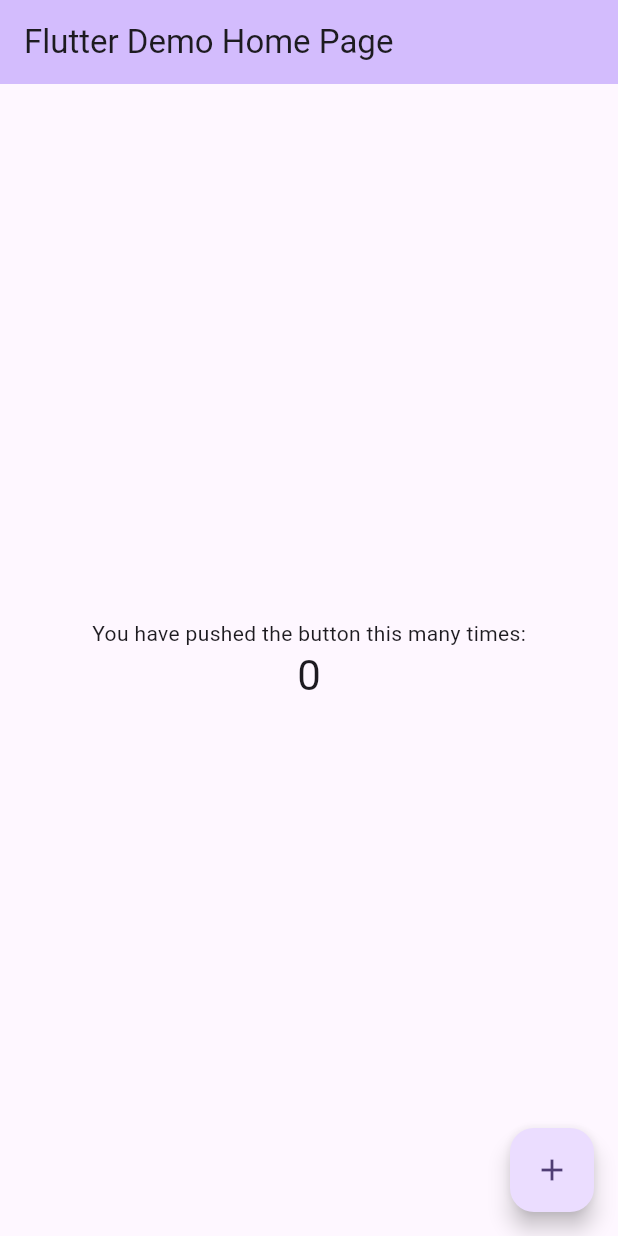
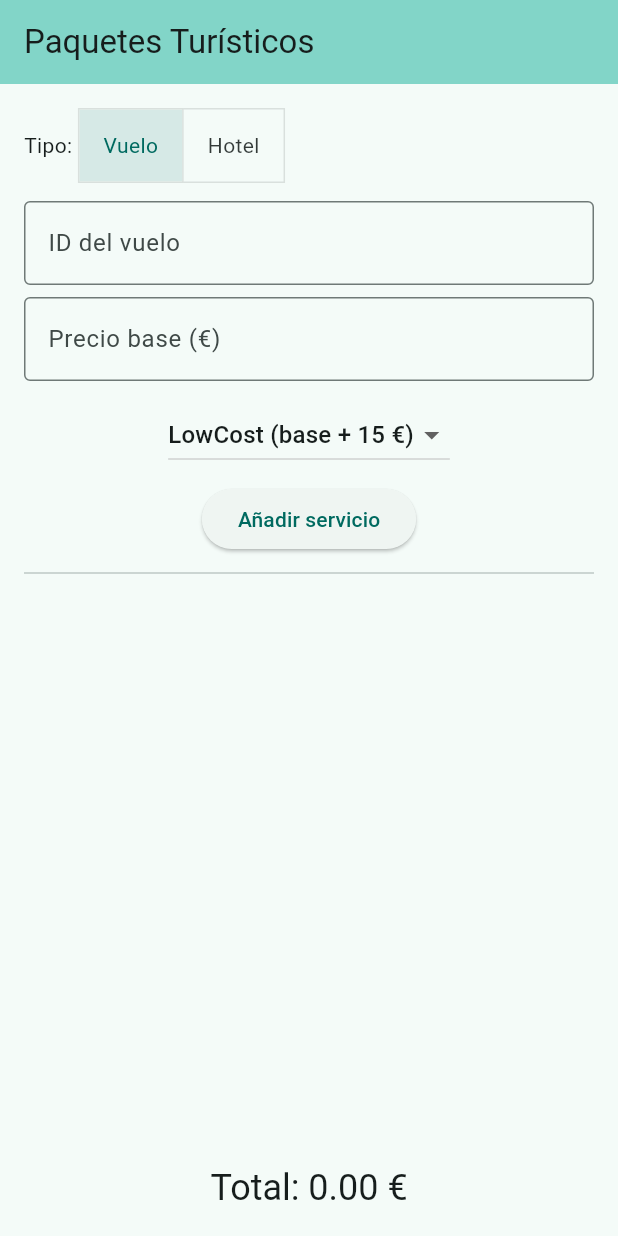
Before and after one commit to Gerardoo280/Practicas_DS, a Flutter app: the screen it shows after launch, on a phone screen of 412 x 824 dp. Run offline on Flutter 3.47's test engine with Material 3 defaults, Android fonts, the phone set to English and light mode, and no system bars; our stand-ins replace google_generative_ai.

Commit message:
Creacion de la logica

```diff
--- /dev/null
+++ b/p3/lib/Servicioturistico/Hotel.dart
@@ -0,0 +1,22 @@
+import 'Servicioturistico.dart';
+import 'PoliticaHotel.dart';
+
+class Hotel implements Servicioturistico{
+  final String nombre;
+  final double precioNoche;
+  final int noches;
+  PoliticaHotel politica;
+
+  Hotel({
+    required this.nombre,
+    required this.precioNoche,
+    required this.noches,
+    required this.politica,
+  });
+
+
+  @override
+  double getPrecio() {
+    return politica.calcular(precioNoche, noches);
+  }
+}
--- /dev/null
+++ b/p3/lib/Servicioturistico/Paquete.dart
@@ -0,0 +1,25 @@
+import 'Servicioturistico.dart';
+
+class Paquete implements Servicioturistico{
+  final String nombre;
+  final List<Servicioturistico> servicios = [];
+
+  Paquete(this.nombre);
+
+  void agregarservicio(Servicioturistico servicio){
+    servicios.add(servicio);
+  }
+
+  void eliminarservicio(Servicioturistico servicio){
+    servicios.remove(servicio);
+  }
+
+  @override
+  double getPrecio() {
+    double suma = 0;
+    for (var s in servicios) {
+      suma += s.getPrecio();
+    }
+    return suma;
+  }
+}
--- /dev/null
+++ b/p3/lib/Servicioturistico/PoliticaHotel.dart
@@ -0,0 +1,3 @@
+abstract interface class PoliticaHotel {
+  double calcular(double precioNoche, int noches);
+}
--- /dev/null
+++ b/p3/lib/Servicioturistico/PoliticaVuelo.dart
@@ -0,0 +1,3 @@
+abstract interface class PoliticaVuelo {
+  double calcular(double base);
+}
--- /dev/null
+++ b/p3/lib/Servicioturistico/Servicioturistico.dart
@@ -0,0 +1,3 @@
+abstract interface class Servicioturistico{
+    double getPrecio();
+}
--- /dev/null
+++ b/p3/lib/Servicioturistico/Soloalojamiento.dart
@@ -0,0 +1,8 @@
+import 'PoliticaHotel.dart';
+
+class Soloalojamiento implements PoliticaHotel{
+  @override
+  double calcular(double precioNoche, int noches) {
+    return precioNoche * noches;
+  }
+}
--- /dev/null
+++ b/p3/lib/Servicioturistico/TarifaBusiness.dart
@@ -0,0 +1,10 @@
+import 'PoliticaVuelo.dart';
+
+class TarifaBusiness implements PoliticaVuelo{
+  static const double multiplicador_adicional = 3.0;
+
+  @override
+  double calcular(double base) {
+    return base * multiplicador_adicional;
+  }
+}
--- /dev/null
+++ b/p3/lib/Servicioturistico/TarifaLowCost.dart
@@ -0,0 +1,10 @@
+import 'PoliticaVuelo.dart';
+
+class TarifaLowCost  implements PoliticaVuelo{
+  static const double coste_adicional = 15.0;
+
+  @override
+  double calcular(double base) {
+    return base + coste_adicional;
+  }
+}
--- /dev/null
+++ b/p3/lib/Servicioturistico/Todoincluido.dart
@@ -0,0 +1,9 @@
+import 'PoliticaHotel.dart';
+
+class Todoincluido implements PoliticaHotel{
+  static const double sumplemento = 50.0;
+  @override
+  double calcular(double precioNoche, int noches) {
+    return (precioNoche+sumplemento) * noches;
+  }
+}
--- /dev/null
+++ b/p3/lib/Servicioturistico/Vuelo.dart
@@ -0,0 +1,19 @@
+import 'Servicioturistico.dart';
+import 'PoliticaVuelo.dart';
+
+class Vuelo implements Servicioturistico{
+  final String id;
+  final double precioBase;
+  PoliticaVuelo politica;
+
+  Vuelo({
+    required this.id,
+    required this.precioBase,
+    required this.politica,
+  });
+
+  @override
+  double getPrecio() {
+    return politica.calcular(precioBase);
+  }
+}
--- a/p3/lib/main.dart
+++ b/p3/lib/main.dart
@@ -1,4 +1,12 @@
 import 'package:flutter/material.dart';
+import 'package:p3/Servicioturistico/Paquete.dart';
+import 'package:p3/Servicioturistico/Vuelo.dart';
+import 'package:p3/Servicioturistico/Hotel.dart';
+import 'package:p3/Servicioturistico/TarifaLowCost.dart';
+import 'package:p3/Servicioturistico/TarifaBusiness.dart';
+import 'package:p3/Servicioturistico/Soloalojamiento.dart';
+import 'package:p3/Servicioturistico/Todoincluido.dart';
+
 
 void main() {
   runApp(const MyApp());
@@ -7,116 +15,214 @@ void main() {
 class MyApp extends StatelessWidget {
   const MyApp({super.key});
 
-  // This widget is the root of your application.
   @override
   Widget build(BuildContext context) {
     return MaterialApp(
-      title: 'Flutter Demo',
+      title: 'Paquetes Turísticos',
       theme: ThemeData(
-        // This is the theme of your application.
-        //
-        // TRY THIS: Try running your application with "flutter run". You'll see
-        // the application has a purple toolbar. Then, without quitting the app,
-        // try changing the seedColor in the colorScheme below to Colors.green
-        // and then invoke "hot reload" (save your changes or press the "hot
-        // reload" button in a Flutter-supported IDE, or press "r" if you used
-        // the command line to start the app).
-        //
-        // Notice that the counter didn't reset back to zero; the application
-        // state is not lost during the reload. To reset the state, use hot
-        // restart instead.
-        //
-        // This works for code too, not just values: Most code changes can be
-        // tested with just a hot reload.
-        colorScheme: .fromSeed(seedColor: Colors.deepPurple),
+        colorScheme: ColorScheme.fromSeed(seedColor: Colors.teal),
       ),
-      home: const MyHomePage(title: 'Flutter Demo Home Page'),
+      home: const MyHomePage(),
     );
   }
 }
 
 class MyHomePage extends StatefulWidget {
-  const MyHomePage({super.key, required this.title});
-
-  // This widget is the home page of your application. It is stateful, meaning
-  // that it has a State object (defined below) that contains fields that affect
-  // how it looks.
-
-  // This class is the configuration for the state. It holds the values (in this
-  // case the title) provided by the parent (in this case the App widget) and
-  // used by the build method of the State. Fields in a Widget subclass are
-  // always marked "final".
-
-  final String title;
+  const MyHomePage({super.key});
 
   @override
   State<MyHomePage> createState() => _MyHomePageState();
 }
 
 class _MyHomePageState extends State<MyHomePage> {
-  int _counter = 0;
+  final Paquete _paquete = Paquete('Mi Paquete');
 
-  void _incrementCounter() {
+  // Campos del formulario
+  final _idCtrl = TextEditingController();
+  final _precioCtrl = TextEditingController();
+  final _nochesCtrl = TextEditingController();
+
+  String _tipoServicio = 'vuelo';    // 'vuelo' o 'hotel'
+  String _politicaVuelo = 'lowcost'; // 'lowcost' o 'business'
+  String _politicaHotel = 'solo';    // 'solo' o 'todo'
+
+  void _agregarServicio() {
+    final texto = _idCtrl.text.trim();
+    final precio = double.tryParse(_precioCtrl.text) ?? 0;
+
+    if (texto.isEmpty || precio <= 0) return;
+
     setState(() {
-      // This call to setState tells the Flutter framework that something has
-      // changed in this State, which causes it to rerun the build method below
-      // so that the display can reflect the updated values. If we changed
-      // _counter without calling setState(), then the build method would not be
-      // called again, and so nothing would appear to happen.
-      _counter++;
+      if (_tipoServicio == 'vuelo') {
+        final politica =
+        _politicaVuelo == 'lowcost' ? TarifaLowCost() : TarifaBusiness();
+        _paquete.agregarservicio(
+          Vuelo(id: texto, precioBase: precio, politica: politica),
+        );
+      } else {
+        final noches = int.tryParse(_nochesCtrl.text) ?? 1;
+        final politica =
+        _politicaHotel == 'solo' ? Soloalojamiento() : Todoincluido();
+        _paquete.agregarservicio(
+          Hotel(nombre: texto, precioNoche: precio, noches: noches, politica: politica),
+        );
+      }
     });
+
+    _idCtrl.clear();
+    _precioCtrl.clear();
+    _nochesCtrl.clear();
   }
 
   @override
   Widget build(BuildContext context) {
-    // This method is rerun every time setState is called, for instance as done
-    // by the _incrementCounter method above.
-    //
-    // The Flutter framework has been optimized to make rerunning build methods
-    // fast, so that you can just rebuild anything that needs updating rather
-    // than having to individually change instances of widgets.
     return Scaffold(
       appBar: AppBar(
-        // TRY THIS: Try changing the color here to a specific color (to
-        // Colors.amber, perhaps?) and trigger a hot reload to see the AppBar
-        // change color while the other colors stay the same.
         backgroundColor: Theme.of(context).colorScheme.inversePrimary,
-        // Here we take the value from the MyHomePage object that was created by
-        // the App.build method, and use it to set our appbar title.
-        title: Text(widget.title),
+        title: const Text('Paquetes Turísticos'),
       ),
-      body: Center(
-        // Center is a layout widget. It takes a single child and positions it
-        // in the middle of the parent.
+      body: Padding(
+        padding: const EdgeInsets.all(16),
         child: Column(
-          // Column is also a layout widget. It takes a list of children and
-          // arranges them vertically. By default, it sizes itself to fit its
-          // children horizontally, and tries to be as tall as its parent.
-          //
-          // Column has various properties to control how it sizes itself and
-          // how it positions its children. Here we use mainAxisAlignment to
-          // center the children vertically; the main axis here is the vertical
-          // axis because Columns are vertical (the cross axis would be
-          // horizontal).
-          //
-          // TRY THIS: Invoke "debug painting" (choose the "Toggle Debug Paint"
-          // action in the IDE, or press "p" in the console), to see the
-          // wireframe for each widget.
-          mainAxisAlignment: .center,
           children: [
-            const Text('You have pushed the button this many times:'),
+            // ── Tipo de servicio ──────────────────────────────────────────
+            Row(
+              children: [
+                const Text('Tipo: '),
+                ToggleButtons(
+                  isSelected: [
+                    _tipoServicio == 'vuelo',
+                    _tipoServicio == 'hotel',
+                  ],
+                  onPressed: (i) => setState(() {
+                    _tipoServicio = i == 0 ? 'vuelo' : 'hotel';
+                  }),
+                  children: const [
+                    Padding(
+                      padding: EdgeInsets.symmetric(horizontal: 16),
+                      child: Text('Vuelo'),
+                    ),
+                    Padding(
+                      padding: EdgeInsets.symmetric(horizontal: 16),
+                      child: Text('Hotel'),
+                    ),
+                  ],
+                ),
+              ],
+            ),
+
+            const SizedBox(height: 12),
+
+            // ── ID / Nombre ───────────────────────────────────────────────
+            TextField(
+              controller: _idCtrl,
+              decoration: InputDecoration(
+                labelText:
+                _tipoServicio == 'vuelo' ? 'ID del vuelo' : 'Nombre del hotel',
+                border: const OutlineInputBorder(),
+              ),
+            ),
+
+            const SizedBox(height: 8),
+
+            // ── Precio ────────────────────────────────────────────────────
+            TextField(
+              controller: _precioCtrl,
+              keyboardType: TextInputType.number,
+              decoration: InputDecoration(
+                labelText: _tipoServicio == 'vuelo'
+                    ? 'Precio base (€)'
+                    : 'Precio por noche (€)',
+                border: const OutlineInputBorder(),
+              ),
+            ),
+
+            // ── Noches (solo hotel) ───────────────────────────────────────
+            if (_tipoServicio == 'hotel') ...[
+              const SizedBox(height: 8),
+              TextField(
+                controller: _nochesCtrl,
+                keyboardType: TextInputType.number,
+                decoration: const InputDecoration(
+                  labelText: 'Número de noches',
+                  border: OutlineInputBorder(),
+                ),
+              ),
+            ],
+
+            const SizedBox(height: 12),
+
+            // ── Política ──────────────────────────────────────────────────
+            if (_tipoServicio == 'vuelo')
+              DropdownButton<String>(
+                value: _politicaVuelo,
+                items: const [
+                  DropdownMenuItem(
+                      value: 'lowcost', child: Text('LowCost (base + 15 €)')),
+                  DropdownMenuItem(
+                      value: 'business', child: Text('Business (base × 1.5)')),
+                ],
+                onChanged: (v) => setState(() => _politicaVuelo = v!),
+              )
+            else
+              DropdownButton<String>(
+                value: _politicaHotel,
+                items: const [
+                  DropdownMenuItem(
+                      value: 'solo', child: Text('Solo Alojamiento')),
+                  DropdownMenuItem(
+                      value: 'todo',
+                      child: Text('Todo Incluido (+30 €/noche)')),
+                ],
+                onChanged: (v) => setState(() => _politicaHotel = v!),
+              ),
+
+            const SizedBox(height: 8),
+
+            // ── Botón añadir ──────────────────────────────────────────────
+            ElevatedButton(
+              onPressed: _agregarServicio,
+              child: const Text('Añadir servicio'),
+            ),
+
+            const Divider(height: 24),
+
+            // ── Lista de servicios ────────────────────────────────────────
+            Expanded(
+              child: ListView.builder(
+                itemCount: _paquete.servicios.length,
+                itemBuilder: (ctx, i) {
+                  final s = _paquete.servicios[i];
+                  final nombre = s is Vuelo
+                      ? 'Vuelo ${s.id}'
+                      : 'Hotel ${(s as Hotel).nombre}';
+                  return ListTile(
+                    leading: Icon(s is Vuelo ? Icons.flight : Icons.hotel),
+                    title: Text(nombre),
+                    trailing: Row(
+                      mainAxisSize: MainAxisSize.min,
+                      children: [
+                        Text('${s.getPrecio().toStringAsFixed(2)} €'),
+                        IconButton(
+                          icon: const Icon(Icons.delete, color: Colors.red),
+                          onPressed: () =>
+                              setState(() => _paquete.eliminarservicio(s)),
+                        ),
+                      ],
+                    ),
+                  );
+                },
+              ),
+            ),
+
+            // ── Precio total ──────────────────────────────────────────────
             Text(
-              '$_counter',
-              style: Theme.of(context).textTheme.headlineMedium,
+              'Total: ${_paquete.getPrecio().toStringAsFixed(2)} €',
+              style: Theme.of(context).textTheme.headlineSmall,
             ),
           ],
         ),
       ),
-      floatingActionButton: FloatingActionButton(
-        onPressed: _incrementCounter,
-        tooltip: 'Increment',
-        child: const Icon(Icons.add),
-      ),
     );
   }
 }
```
